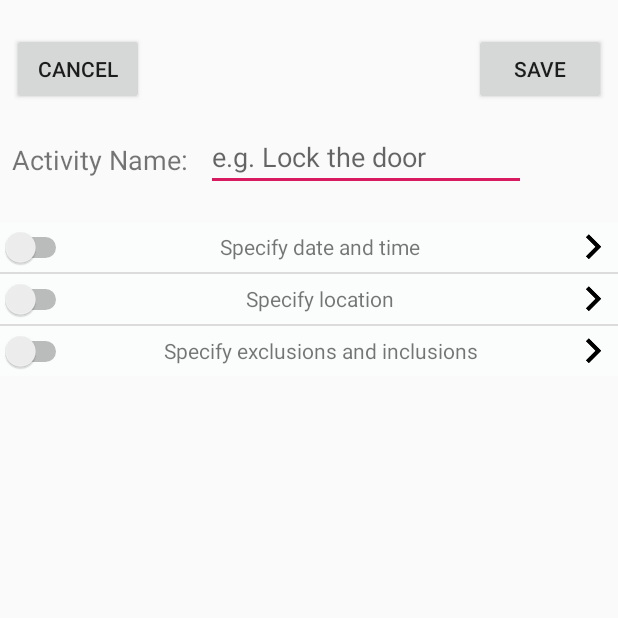
After one commit to ErikLoo/HW-Data-Collection, an Android app: the config_activity_improved screen opened directly, with no data from a screen before it, on a phone screen of 412 x 824 dp, the top half of it. The commit adds this screen. Run offline under Robolectric (Android 15) with nearby library versions, the phone set to English and light mode, and no system bars; libraries missing offline, so code that uses them is left out: com.webianks.library.

Commit message:
restructured layout of the edit_page into a list view

```diff
--- a/app/src/main/java/com/example/datacollectionapp/AtomPayListAdapter.java
+++ b/app/src/main/java/com/example/datacollectionapp/AtomPayListAdapter.java
@@ -97,7 +97,6 @@ public class AtomPayListAdapter extends ArrayAdapter<AtomPayment> {
 				if(event.getAction() == MotionEvent.ACTION_OUTSIDE){
 					//if(holder.atomPayment.getExtend()==true) retract_view(holder);
 					Log.d("TAG", "Fell outside");
-
 				}
 				if(event.getAction() == MotionEvent.ACTION_DOWN){
 
--- a/app/src/main/java/com/example/datacollectionapp/AtomPayment.java
+++ b/app/src/main/java/com/example/datacollectionapp/AtomPayment.java
@@ -6,6 +6,7 @@ public class AtomPayment implements Serializable {
 	private static final long serialVersionUID = -5435670920302756945L;
 
 	private String name = "";
+	private String id = "not assigned";
 	private double value = 0;
 	private boolean extension = false;
 
@@ -17,10 +18,12 @@ public class AtomPayment implements Serializable {
 	public String getName() {
 		return name;
 	}
+	public String getID() {return id;}
 
 	public void setName(String name) {
 		this.name = name;
 	}
+	public void setID(String id) {this.id = id;}
 
 	public double getValue() {
 		return value;
--- /dev/null
+++ b/app/src/main/java/com/example/datacollectionapp/ConfigListAdapter.java
@@ -0,0 +1,78 @@
+package com.example.datacollectionapp;
+
+import android.app.Activity;
+import android.content.Context;
+import android.text.Editable;
+import android.text.TextWatcher;
+import android.util.Log;
+import android.view.GestureDetector;
+import android.view.LayoutInflater;
+import android.view.MotionEvent;
+import android.view.View;
+import android.view.ViewGroup;
+import android.widget.ArrayAdapter;
+import android.widget.ImageButton;
+import android.widget.Switch;
+import android.widget.TextView;
+
+import java.util.List;
+
+public class ConfigListAdapter extends ArrayAdapter<AtomPayment> {
+
+	protected static final String LOG_TAG = ConfigListAdapter.class.getSimpleName();
+
+	private List<AtomPayment> items;
+	private int layoutResourceId;
+	private Context context;
+	private GestureDetector mDetector;
+	private boolean retract = false;
+	private AtomPaymentHolder globalHolder = null;
+
+	public ConfigListAdapter(Context context, int layoutResourceId, List<AtomPayment> items) {
+		super(context, layoutResourceId, items);
+		this.layoutResourceId = layoutResourceId;
+		this.context = context;
+		this.items = items;
+	}
+
+	@Override
+	public View getView(int position, View convertView, ViewGroup parent) {
+		View row = convertView;
+		AtomPaymentHolder holder = null;
+
+		LayoutInflater inflater = ((Activity) context).getLayoutInflater();
+		row = inflater.inflate(layoutResourceId, parent, false);
+
+		holder = new AtomPaymentHolder();
+		holder.atomPayment = items.get(position);
+
+		holder.switchButton = (Switch)row.findViewById(R.id.switch3);
+		holder.switchButton.setTag(holder.atomPayment);
+
+		holder.name = (TextView)row.findViewById(R.id.label_name);
+		holder.name.setTag(holder.atomPayment);
+
+		row.setTag(holder);
+
+		setupItem(holder);
+
+		Log.i("TAG", "getView() has been called");
+
+		return row;
+	}
+
+	private void setupItem(AtomPaymentHolder holder) {
+		holder.name.setText(holder.atomPayment.getName());
+	}
+
+	public static class AtomPaymentHolder {// this is just a data structure
+		AtomPayment atomPayment;
+		TextView name;
+		TextView value;
+		ImageButton removePaymentButton;
+		ImageButton editButton;
+		Switch switchButton;
+	}
+
+
+}
--- a/app/src/main/java/com/example/datacollectionapp/MainActivity.java
+++ b/app/src/main/java/com/example/datacollectionapp/MainActivity.java
@@ -87,7 +87,8 @@ public class MainActivity extends AppCompatActivity {
     }
 
     public void open_edit_page() {
-        Intent intent = new Intent("com.example.datacollectionapp.config_activity" );
+        Intent intent = new Intent("com.example.datacollectionapp.config_activity_improved" );
+//        Intent intent = new Intent("com.example.datacollectionapp.config_activity" );
         startActivityForResult(intent,REQUEST_CODE);
     }
 
--- a/app/src/main/java/com/example/datacollectionapp/config_activity.java
+++ b/app/src/main/java/com/example/datacollectionapp/config_activity.java
@@ -5,6 +5,7 @@ import android.content.Intent;
 import android.support.v7.app.AlertDialog;
 import android.support.v7.app.AppCompatActivity;
 import android.os.Bundle;
+import android.util.Log;
 import android.view.View;
 import android.widget.TextView;
 
@@ -59,6 +60,8 @@ public class config_activity extends AppCompatActivity {
         });
 
         act_name_view = (TextView) findViewById(R.id.act_name);
+
+        Log.d("TAG", "config has been called");
     }
 
     public class settingData
--- /dev/null
+++ b/app/src/main/java/com/example/datacollectionapp/config_activity_improved.java
@@ -0,0 +1,143 @@
+package com.example.datacollectionapp;
+
+import android.content.DialogInterface;
+import android.content.Intent;
+import android.os.Bundle;
+import android.support.v7.app.AlertDialog;
+import android.support.v7.app.AppCompatActivity;
+import android.util.Log;
+import android.view.View;
+import android.widget.ListView;
+import android.widget.TextView;
+
+import com.webianks.library.scroll_choice.ScrollChoice;
+
+import java.util.ArrayList;
+import java.util.List;
+
+public class config_activity_improved extends AppCompatActivity {
+
+    private ConfigListAdapter config_adapter;
+    //variables for storing useful data
+    private String act_name;
+    private String start_time_hr;
+    private String start_time_min;
+    private String duration;
+    private String week_day; //in the form of 0010010
+
+    private TextView act_name_view;
+
+    @Override
+    protected void onCreate(Bundle savedInstanceState) {
+        super.onCreate(savedInstanceState);
+        setContentView(R.layout.activity_config_activity_improved);
+
+        act_name_view = (TextView) findViewById(R.id.act_name);
+
+        setupListViewAdapter();
+        set_up_view_items();
+
+        Log.d("TAG", "config_improved has been called");
+    }
+
+    private void setupListViewAdapter() {
+        config_adapter = new ConfigListAdapter(config_activity_improved.this, R.layout.list_item_config, new ArrayList<AtomPayment>());
+        ListView atomPaysListView = (ListView)findViewById(R.id.EnterPays_atomPaysList2);
+        atomPaysListView.setAdapter(config_adapter);
+    }
+
+    private void set_up_view_items(){
+        add_view_item("Specify date and time","time");
+        add_view_item("Specify location","location");
+        add_view_item("Specify exclusions and inclusions","constraint");
+
+        config_adapter.notifyDataSetChanged();//notify the data set has changed and nay view reflecing the data set should referesh itself
+
+    }
+
+    private void add_view_item(String item_name, String id) { // add a list item
+        AtomPayment mAtomPayment = new AtomPayment(item_name,0);
+        mAtomPayment.setID(id);
+        config_adapter.add(mAtomPayment);// add an entry to the end of the array adapter
+    }
+
+    public void open_edit_page(View v) {
+        AtomPayment itemToEdit = (AtomPayment) v.getTag(); //find that particular view
+
+        final int request_time= 1;
+        final int request_location= 2;
+        final int request_constraint= 3;
+
+        if(itemToEdit.getID()=="time") {
+//            Intent intent = new Intent("com.example.datacollectionapp.config_activity_improved" );
+//            startActivityForResult(intent,request_time);
+            Log.d("TAG", "time");
+        }
+        else if(itemToEdit.getID()=="location") {
+//            Intent intent = new Intent("com.example.datacollectionapp.config_activity_improved" );
+//            startActivityForResult(intent,request_time);
+            Log.d("TAG", "location");
+        }
+        else if(itemToEdit.getID()=="constraint") {
+//            Intent intent = new Intent("com.example.datacollectionapp.config_activity_improved" );
+//            startActivityForResult(intent,request_time);
+            Log.d("TAG", "constraint");
+        }
+    }
+
+    public void save_setting_data(View v) //onClick function associated with button "save"
+    {
+        act_name = act_name_view.getText().toString();
+        finish();
+    }
+
+    @Override
+    public void onBackPressed() { //if the "back" key was pressed...
+
+        ready_to_cancel_activity();
+
+    }
+
+    public void cancel_edit(View v) { //if the "cancel" button has been pressed
+        ready_to_cancel_activity();
+    }
+
+
+    public void finish( ) {
+        Intent data = new Intent();
+        data.putExtra("act_name",act_name);
+        setResult(RESULT_OK,data);
+        super.finish();
+    }
+
+
+    public void ready_to_cancel_activity() { //if the "back" key was pressed...
+
+        AlertDialog.Builder builder = new AlertDialog.Builder(this);
+        builder.setMessage("Are you sure you want to exit without saving?")
+                .setCancelable(false)
+                .setPositiveButton("Yes", new DialogInterface.OnClickListener() {
+                    @Override
+                    public void onClick(DialogInterface dialog, int which) {
+                        cancel();
+                    }
+                })
+                .setNegativeButton("No", new DialogInterface.OnClickListener() {
+                    @Override
+                    public void onClick(DialogInterface dialog, int which) {
+                        dialog.cancel(); //do nothing if "no" is pressed
+                    }
+                });
+        AlertDialog alertDialog = builder.create();
+        alertDialog.show();
+
+    }
+
+    public void cancel() {
+        Intent data = new Intent();
+        data.putExtra("act_name",act_name);
+//        data.putExtra("comment",comment);
+        setResult(RESULT_CANCELED,data);
+        super.finish();
+    }
+}
--- /dev/null
+++ b/app/src/main/res/layout/activity_config_activity_improved.xml
@@ -0,0 +1,78 @@
+<?xml version="1.0" encoding="utf-8"?>
+<android.support.constraint.ConstraintLayout xmlns:android="http://schemas.android.com/apk/res/android"
+    xmlns:app="http://schemas.android.com/apk/res-auto"
+    xmlns:tools="http://schemas.android.com/tools"
+    android:layout_width="match_parent"
+    android:layout_height="match_parent"
+    android:translationY="14sp"
+    tools:context=".config_activity_improved">
+
+    <TextView
+        android:id="@+id/textView2"
+        android:layout_width="wrap_content"
+        android:layout_height="wrap_content"
+        android:layout_marginStart="8dp"
+        android:layout_marginLeft="8dp"
+        android:layout_marginTop="80dp"
+        android:text="Activity Name:"
+        android:textSize="18sp"
+        app:layout_constraintStart_toStartOf="parent"
+        app:layout_constraintTop_toTopOf="parent" />
+
+    <EditText
+        android:id="@+id/act_name"
+        android:layout_width="wrap_content"
+        android:layout_height="wrap_content"
+        android:layout_marginStart="12dp"
+        android:layout_marginLeft="12dp"
+        android:layout_marginTop="68dp"
+        android:ems="10"
+        android:hint="e.g. Lock the door"
+        android:inputType="textPersonName"
+        app:layout_constraintStart_toEndOf="@+id/textView2"
+        app:layout_constraintTop_toTopOf="parent" />
+
+
+    <Button
+        android:id="@+id/button"
+        android:layout_width="wrap_content"
+        android:layout_height="wrap_content"
+        android:layout_marginTop="8dp"
+        android:layout_marginEnd="8dp"
+        android:layout_marginRight="8dp"
+        android:onClick="save_setting_data"
+        android:text="Save"
+        app:layout_constraintEnd_toEndOf="parent"
+        app:layout_constraintTop_toTopOf="parent" />
+
+    <Button
+        android:id="@+id/button2"
+        android:layout_width="wrap_content"
+        android:layout_height="wrap_content"
+        android:layout_marginStart="8dp"
+        android:layout_marginLeft="8dp"
+        android:layout_marginTop="8dp"
+        android:text="CANCEL"
+        android:onClick="cancel_edit"
+        app:layout_constraintStart_toStartOf="parent"
+        app:layout_constraintTop_toTopOf="parent" />
+
+    <ListView
+        android:id="@+id/EnterPays_atomPaysList2"
+        android:layout_width="fill_parent"
+        android:layout_height="0dp"
+        app:layout_constraintEnd_toEndOf="parent"
+        app:layout_constraintHorizontal_bias="1.0"
+        app:layout_constraintStart_toStartOf="parent"
+        app:layout_constraintTop_toTopOf="@+id/guideline2"
+        tools:listitem="@layout/list_item_config"></ListView>
+
+    <android.support.constraint.Guideline
+        android:id="@+id/guideline2"
+        android:layout_width="wrap_content"
+        android:layout_height="wrap_content"
+        android:orientation="horizontal"
+        app:layout_constraintGuide_begin="134dp" />
+
+
+</android.support.constraint.ConstraintLayout>
--- /dev/null
+++ b/app/src/main/res/layout/list_item_config.xml
@@ -0,0 +1,34 @@
+<?xml version="1.0" encoding="utf-8"?>
+<LinearLayout xmlns:android="http://schemas.android.com/apk/res/android"
+    xmlns:app="http://schemas.android.com/apk/res-auto"
+    android:layout_width="fill_parent"
+    android:layout_height="fill_parent"
+    android:orientation="horizontal" >
+
+    <Switch
+        android:id="@+id/switch3"
+        android:layout_width="wrap_content"
+        android:layout_height="fill_parent"
+        android:background="@color/colorPrimary"
+        android:shadowColor="#00696666" />
+
+    <TextView
+        android:id="@+id/label_name"
+        android:layout_width="319dp"
+        android:layout_height="fill_parent"
+        android:layout_weight="1"
+        android:background="@color/colorPrimary"
+        android:gravity="center"
+        android:onClick="open_edit_page"
+        android:textAppearance="?android:attr/textAppearanceSmall" />
+
+    <ImageView
+        android:id="@+id/arrow_view"
+        android:layout_width="33dp"
+        android:layout_height="fill_parent"
+        android:adjustViewBounds="true"
+        android:scaleType="centerInside"
+        android:background="@color/colorPrimary"
+        android:contentDescription="@string/app_name"
+        android:src="@drawable/left_arrow" />
+</LinearLayout>
```
Also changed, not shown: app/src/main/AndroidManifest.xml (+10 -0 lines), app/src/main/res/layout/activity_config_activity.xml (+14 -1 lines), app/src/main/res/drawable/left_arrow.png (added).
